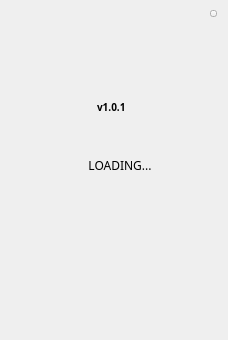
HcashOrg/hx-indicator, file LNKWallet/waitingforsync.ui: the form before one commit.
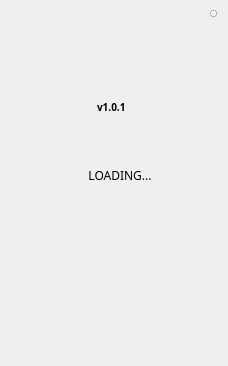
The form after the commit.

```diff
--- a/LNKWallet/waitingforsync.ui
+++ b/LNKWallet/waitingforsync.ui
@@ -7,7 +7,7 @@
     <x>0</x>
     <y>0</y>
     <width>228</width>
-    <height>340</height>
+    <height>366</height>
    </rect>
   </property>
   <property name="font">
@@ -24,7 +24,7 @@
    <property name="geometry">
     <rect>
      <x>60</x>
-     <y>150</y>
+     <y>160</y>
      <width>120</width>
      <height>30</height>
     </rect>
```
